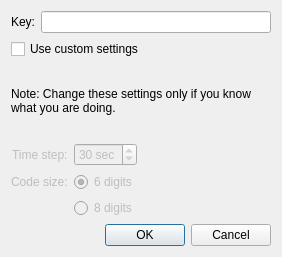
First picture: the form in src/gui/SetupTotpDialog.ui, repository iluminat23/keepassxc-debian, before the edit.
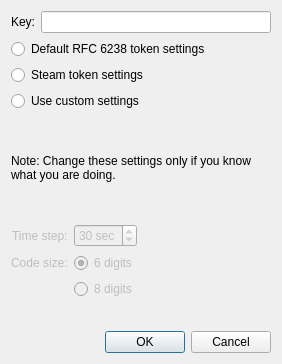
Second picture: the form after the edit.

Diff of the .ui file:
```diff
--- a/src/gui/SetupTotpDialog.ui
+++ b/src/gui/SetupTotpDialog.ui
@@ -7,7 +7,7 @@
     <x>0</x>
     <y>0</y>
     <width>282</width>
-    <height>257</height>
+    <height>364</height>
    </rect>
   </property>
   <property name="windowTitle">
@@ -29,11 +29,38 @@
     </layout>
    </item>
    <item>
-    <widget class="QCheckBox" name="customSettingsCheckBox">
-     <property name="text">
-      <string>Use custom settings</string>
-     </property>
-    </widget>
+    <layout class="QVBoxLayout" name="verticalLayout_2">
+     <item>
+      <widget class="QRadioButton" name="radioDefault">
+       <property name="text">
+        <string>Default RFC 6238 token settings</string>
+       </property>
+       <attribute name="buttonGroup">
+        <string notr="true">settingsButtonGroup</string>
+       </attribute>
+      </widget>
+     </item>
+     <item>
+      <widget class="QRadioButton" name="radioSteam">
+       <property name="text">
+        <string>Steam token settings</string>
+       </property>
+       <attribute name="buttonGroup">
+        <string notr="true">settingsButtonGroup</string>
+       </attribute>
+      </widget>
+     </item>
+     <item>
+      <widget class="QRadioButton" name="radioCustom">
+       <property name="text">
+        <string>Use custom settings</string>
+       </property>
+       <attribute name="buttonGroup">
+        <string notr="true">settingsButtonGroup</string>
+       </attribute>
+      </widget>
+     </item>
+    </layout>
    </item>
    <item>
     <widget class="QLabel" name="label_4">
```
Left out of the diff: 5 changed lines with no effect on the pictures.
